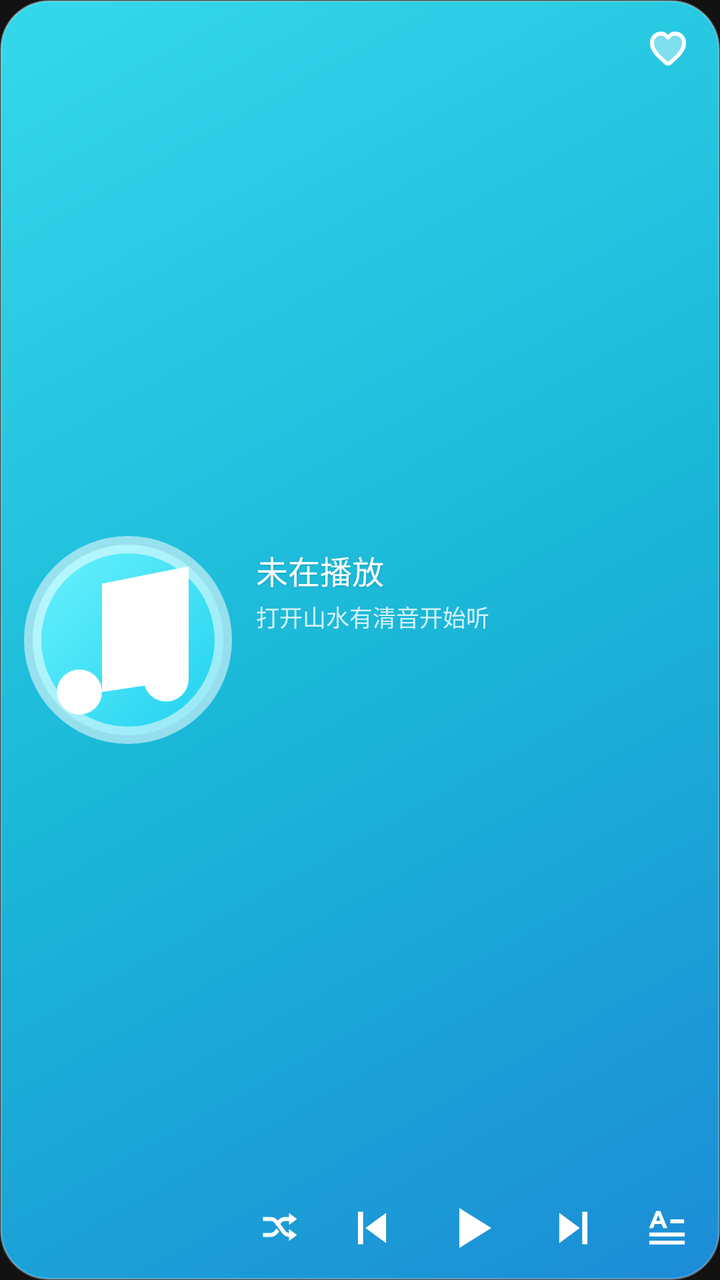
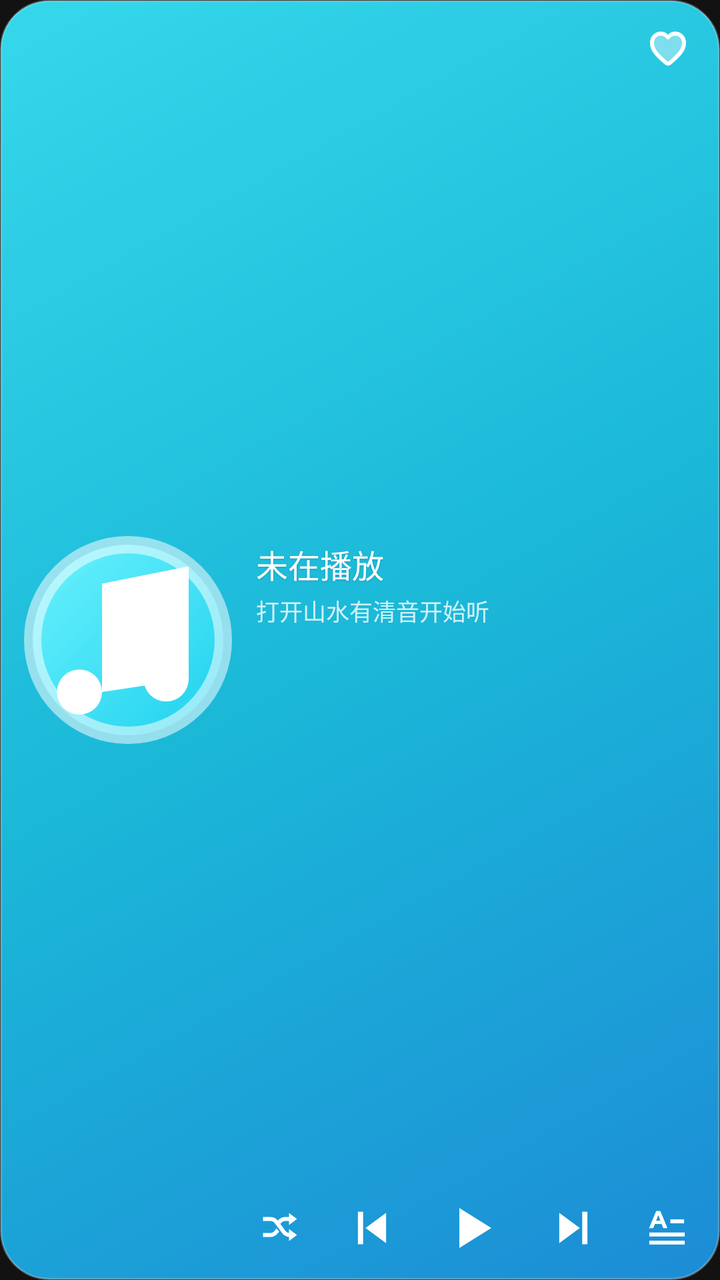

The first picture is an Android layout as it rendered before a commit; the second is the same layout after the commit. The layout source and the unified diff follow.
<!-- AndroidManifest.xml: application theme Theme.Sonance -->
<!-- res/layout/widget_wide.xml -->
<?xml version="1.0" encoding="utf-8"?>
<FrameLayout xmlns:android="http://schemas.android.com/apk/res/android"
    android:id="@+id/widget_root"
    android:layout_width="match_parent"
    android:layout_height="match_parent"
    android:background="@android:color/transparent">

    <ImageView
        android:id="@+id/widget_bg_img"
        android:layout_width="match_parent"
        android:layout_height="match_parent"
        android:importantForAccessibility="no"
        android:scaleType="fitXY"
        android:src="@drawable/widget_bg" />

    <LinearLayout
        android:layout_width="match_parent"
        android:layout_height="match_parent"
        android:gravity="center_vertical"
        android:orientation="horizontal"
        android:paddingStart="12dp"
        android:paddingTop="10dp"
        android:paddingEnd="14dp"
        android:paddingBottom="10dp">

        <ImageView
            android:id="@+id/widget_cover"
            android:layout_width="104dp"
            android:layout_height="104dp"
            android:contentDescription="@string/widget_cover_desc"
            android:scaleType="fitCenter"
            android:src="@drawable/widget_placeholder" />

        <LinearLayout
            android:layout_width="0dp"
            android:layout_height="match_parent"
            android:layout_marginStart="12dp"
            android:layout_weight="1"
            android:orientation="vertical">

            
            <LinearLayout
                android:layout_width="match_parent"
                android:layout_height="0dp"
                android:layout_weight="1"
                android:gravity="center_vertical"
                android:orientation="horizontal">

                <FrameLayout
                    android:layout_width="0dp"
                    android:layout_height="match_parent"
                    android:layout_marginEnd="6dp"
                    android:layout_weight="1">

                    <LinearLayout
                        android:id="@+id/widget_info_group"
                        android:layout_width="match_parent"
                        android:layout_height="wrap_content"
                        android:layout_gravity="center_vertical"
                        android:orientation="vertical">

                        <TextView
                            android:id="@+id/widget_title"
                            android:layout_width="match_parent"
                            android:layout_height="wrap_content"
                            android:ellipsize="end"
                            android:fontFamily="sans-serif-medium"
                            android:includeFontPadding="false"
                            android:maxLines="1"
                            android:shadowColor="#26000000"
                            android:shadowDy="1"
                            android:shadowRadius="2"
                            android:text="@string/widget_idle_title"
                            android:textColor="#FFFFFFFF"
                            android:textSize="16sp" />

                        <TextView
                            android:id="@+id/widget_artist"
                            android:layout_width="match_parent"
                            android:layout_height="wrap_content"
                            android:layout_marginTop="3dp"
                            android:ellipsize="end"
                            android:includeFontPadding="false"
                            android:maxLines="1"
                            android:text="@string/widget_idle_subtitle"
                            android:textColor="#CCFFFFFF"
                            android:textSize="11.5sp" />
                    </LinearLayout>

                    <LinearLayout
                        android:id="@+id/widget_lyric_group"
                        android:layout_width="match_parent"
                        android:layout_height="wrap_content"
                        android:layout_gravity="center_vertical"
                        android:orientation="vertical"
                        android:visibility="gone">

                        <TextView
                            android:id="@+id/widget_lyric_prev"
                            android:layout_width="match_parent"
                            android:layout_height="wrap_content"
                            android:ellipsize="end"
                            android:includeFontPadding="false"
                            android:maxLines="1"
                            android:textColor="#99FFFFFF"
                            android:textSize="10.5sp" />

                        <TextView
                            android:id="@+id/widget_lyric_cur"
                            android:layout_width="match_parent"
                            android:layout_height="wrap_content"
                            android:layout_marginTop="2dp"
                            android:layout_marginBottom="2dp"
                            android:ellipsize="end"
                            android:fontFamily="sans-serif-medium"
                            android:includeFontPadding="false"
                            android:maxLines="2"
                            android:shadowColor="#26000000"
                            android:shadowDy="1"
                            android:shadowRadius="2"
                            android:textColor="#FFFFFFFF"
                            android:textSize="13.5sp" />

                        <TextView
                            android:id="@+id/widget_lyric_next"
                            android:layout_width="match_parent"
                            android:layout_height="wrap_content"
                            android:ellipsize="end"
                            android:includeFontPadding="false"
                            android:maxLines="1"
                            android:textColor="#99FFFFFF"
                            android:textSize="10.5sp" />
                    </LinearLayout>
                </FrameLayout>

                <ImageView
                    android:id="@+id/widget_fav"
                    android:layout_width="24dp"
                    android:layout_height="24dp"
                    android:layout_gravity="top"
                    android:layout_marginTop="2dp"
                    android:background="@drawable/widget_btn_ripple"
                    android:contentDescription="@string/widget_fav_desc"
                    android:scaleType="fitCenter"
                    android:src="@drawable/widget_ic_heart_outline" />
            </LinearLayout>

            
            <LinearLayout
                android:id="@+id/widget_progress_row"
                android:layout_width="match_parent"
                android:layout_height="wrap_content"
                android:layout_marginTop="2dp"
                android:gravity="center_vertical"
                android:orientation="horizontal">

                <TextView
                    android:id="@+id/widget_time_cur"
                    android:layout_width="wrap_content"
                    android:layout_height="wrap_content"
                    android:includeFontPadding="false"
                    android:textColor="#E6FFFFFF"
                    android:textSize="10sp" />

                <ImageView
                    android:id="@+id/widget_progress"
                    android:layout_width="0dp"
                    android:layout_height="8dp"
                    android:layout_marginStart="8dp"
                    android:layout_marginEnd="8dp"
                    android:layout_weight="1"
                    android:importantForAccessibility="no"
                    android:scaleType="fitXY" />

                <TextView
                    android:id="@+id/widget_time_total"
                    android:layout_width="wrap_content"
                    android:layout_height="wrap_content"
                    android:includeFontPadding="false"
                    android:textColor="#E6FFFFFF"
                    android:textSize="10sp" />
            </LinearLayout>

            
            <LinearLayout
                android:id="@+id/widget_controls"
                android:layout_width="match_parent"
                android:layout_height="wrap_content"
                android:layout_marginTop="4dp"
                android:gravity="center_vertical"
                android:orientation="horizontal">

                <ImageView
                    android:id="@+id/widget_mode"
                    android:layout_width="24dp"
                    android:layout_height="24dp"
                    android:background="@drawable/widget_btn_ripple"
                    android:contentDescription="@string/widget_mode_desc"
                    android:scaleType="fitCenter"
                    android:src="@drawable/widget_ic_mode_shuffle" />

                <FrameLayout
                    android:layout_width="0dp"
                    android:layout_height="1dp"
                    android:layout_weight="1" />

                <ImageView
                    android:id="@+id/widget_prev"
                    android:layout_width="26dp"
                    android:layout_height="26dp"
                    android:background="@drawable/widget_btn_ripple"
                    android:contentDescription="@string/widget_prev_desc"
                    android:scaleType="fitCenter"
                    android:src="@drawable/widget_ic_prev" />

                <FrameLayout
                    android:layout_width="0dp"
                    android:layout_height="1dp"
                    android:layout_weight="1" />

                <ImageView
                    android:id="@+id/widget_play"
                    android:layout_width="32dp"
                    android:layout_height="32dp"
                    android:background="@drawable/widget_btn_ripple"
                    android:contentDescription="@string/widget_play_desc"
                    android:scaleType="fitCenter"
                    android:src="@drawable/widget_ic_play" />

                <FrameLayout
                    android:layout_width="0dp"
                    android:layout_height="1dp"
                    android:layout_weight="1" />

                <ImageView
                    android:id="@+id/widget_next"
                    android:layout_width="26dp"
                    android:layout_height="26dp"
                    android:background="@drawable/widget_btn_ripple"
                    android:contentDescription="@string/widget_next_desc"
                    android:scaleType="fitCenter"
                    android:src="@drawable/widget_ic_next" />

                <FrameLayout
                    android:layout_width="0dp"
                    android:layout_height="1dp"
                    android:layout_weight="1" />

                <ImageView
                    android:id="@+id/widget_lyric_toggle"
                    android:layout_width="25dp"
                    android:layout_height="25dp"
                    android:background="@drawable/widget_btn_ripple"
                    android:contentDescription="@string/widget_lyric_desc"
                    android:scaleType="fitCenter"
                    android:src="@drawable/widget_ic_lyric" />
            </LinearLayout>
        </LinearLayout>
    </LinearLayout>

    <TextView
        android:id="@+id/widget_brand"
        android:layout_width="0dp"
        android:layout_height="0dp"
        android:visibility="gone" />
</FrameLayout>
<!-- resources referenced by this layout -->
<resources>
  <!-- drawable widget_bg (drawable) -->
  <?xml version="1.0" encoding="utf-8"?>
  <shape xmlns:android="http://schemas.android.com/apk/res/android"
      android:shape="rectangle">
      <gradient
          android:angle="315"
          android:centerColor="#FF1BB8D8"
          android:endColor="#FF1C8CD6"
          android:startColor="#FF35D8EB"
          android:type="linear" />
      <corners android:radius="24dp" />
      <stroke
          android:width="1dp"
          android:color="#48FFFFFF" />
  </shape>
  <!-- drawable widget_btn_ripple (drawable) -->
  <?xml version="1.0" encoding="utf-8"?>
  <ripple xmlns:android="http://schemas.android.com/apk/res/android"
      android:color="#33FFFFFF" />
  <!-- drawable widget_ic_next (drawable) -->
  <?xml version="1.0" encoding="utf-8"?>
  <vector xmlns:android="http://schemas.android.com/apk/res/android"
      android:width="24dp"
      android:height="24dp"
      android:viewportWidth="24"
      android:viewportHeight="24">
      <path
          android:fillColor="#FFFFFFFF"
          android:pathData="M5.5,5 L15,12 L5.5,19 Z" />
      <path
          android:fillColor="#FFFFFFFF"
          android:pathData="M16.1,4.5h2.4v15h-2.4z" />
  </vector>
  <!-- drawable widget_ic_play (drawable) -->
  <?xml version="1.0" encoding="utf-8"?>
  <vector xmlns:android="http://schemas.android.com/apk/res/android"
      android:width="24dp"
      android:height="24dp"
      android:viewportWidth="24"
      android:viewportHeight="24">
      <path
          android:fillColor="#FFFFFFFF"
          android:pathData="M7,4.5 L19,12 L7,19.5 Z" />
  </vector>
  <!-- drawable widget_ic_prev (drawable) -->
  <?xml version="1.0" encoding="utf-8"?>
  <vector xmlns:android="http://schemas.android.com/apk/res/android"
      android:width="24dp"
      android:height="24dp"
      android:viewportWidth="24"
      android:viewportHeight="24">
      <path
          android:fillColor="#FFFFFFFF"
          android:pathData="M18.5,5 L9,12 L18.5,19 Z" />
      <path
          android:fillColor="#FFFFFFFF"
          android:pathData="M5.5,4.5h2.4v15h-2.4z" />
  </vector>
  <string name="widget_cover_desc">专辑封面</string>
  <string name="widget_fav_desc">收藏或取消收藏</string>
  <string name="widget_idle_subtitle">打开山水有清音开始听</string>
  <string name="widget_idle_title">未在播放</string>
  <string name="widget_lyric_desc">显示或隐藏歌词</string>
  <string name="widget_mode_desc">切换播放模式</string>
  <string name="widget_next_desc">下一首</string>
  <string name="widget_play_desc">播放或暂停</string>
  <string name="widget_prev_desc">上一首</string>
  <style name="Theme.Sonance" parent="android:Theme.Material.NoActionBar">
          <item name="android:windowBackground">@color/window_bg</item>
          <item name="android:statusBarColor">@android:color/transparent</item>
          <item name="android:navigationBarColor">@android:color/transparent</item>
          <item name="android:windowDrawsSystemBarBackgrounds">true</item>
          <item name="android:windowLayoutInDisplayCutoutMode">shortEdges</item>
          <item name="android:windowLightStatusBar">false</item>
          <item name="android:colorAccent">#FFE8A838</item>
      </style>
  <!-- drawable widget_ic_note (drawable) -->
  <?xml version="1.0" encoding="utf-8"?>
  <vector xmlns:android="http://schemas.android.com/apk/res/android"
      android:width="24dp"
      android:height="24dp"
      android:viewportWidth="24"
      android:viewportHeight="24">
      <path
          android:fillColor="#FFFFFFFF"
          android:pathData="M9,18V5.5l10,-2v13" />
      <path
          android:fillColor="#FFFFFFFF"
          android:pathData="M9,18a2.6,2.6 0 1,1 -2.6,-2.6 2.6,2.6 0 0,1 2.6,2.6z" />
      <path
          android:fillColor="#FFFFFFFF"
          android:pathData="M19,16.5a2.6,2.6 0 1,1 -2.6,-2.6 2.6,2.6 0 0,1 2.6,2.6z" />
  </vector>
  <color name="window_bg">#FF121212</color>
  <!-- unchanged entries left out for length: 4 -->
</resources>

<!-- the commit's change to res/layout/widget_wide.xml (unified diff, before → after) -->
@@ -150,7 +150,7 @@
                 android:id="@+id/widget_progress_row"
                 android:layout_width="match_parent"
                 android:layout_height="wrap_content"
-                android:layout_marginTop="2dp"
+                android:layout_marginTop="6dp"
                 android:gravity="center_vertical"
                 android:orientation="horizontal">
 
@@ -165,7 +165,7 @@
                 <ImageView
                     android:id="@+id/widget_progress"
                     android:layout_width="0dp"
-                    android:layout_height="8dp"
+                    android:layout_height="7dp"
                     android:layout_marginStart="8dp"
                     android:layout_marginEnd="8dp"
                     android:layout_weight="1"
@@ -186,7 +186,7 @@
                 android:id="@+id/widget_controls"
                 android:layout_width="match_parent"
                 android:layout_height="wrap_content"
-                android:layout_marginTop="4dp"
+                android:layout_marginTop="6dp"
                 android:gravity="center_vertical"
                 android:orientation="horizontal">
 
